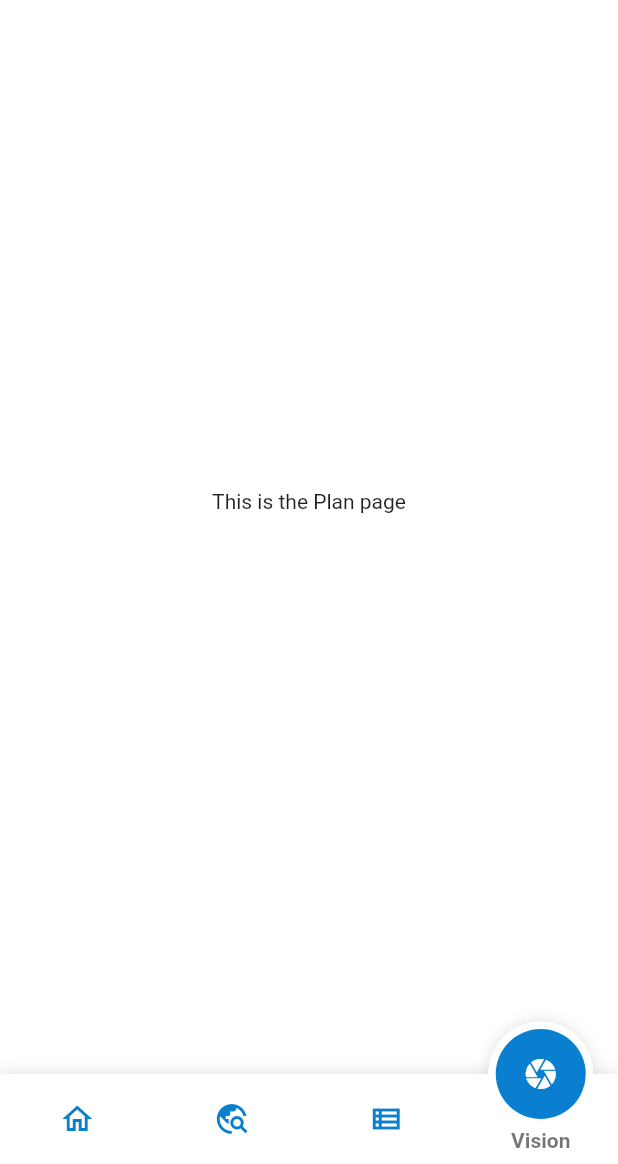
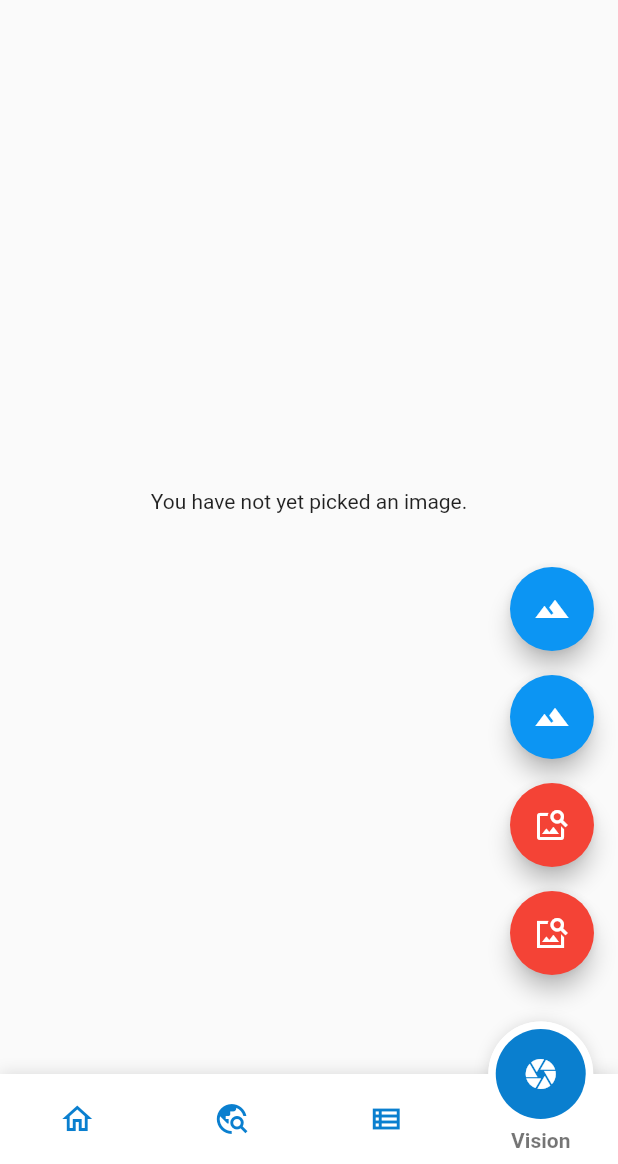
Before and after one commit to ycrao573/ar-tour-guide-fyp, a Flutter app: the screen it shows after launch, item 4 of the bottom bar chosen, on a phone screen of 412 x 824 dp, the part 72-1236 px from its top. Run offline on Flutter 3.47's test engine with Material 2 defaults, Android fonts, the phone set to English and light mode, and no system bars; drawn by our look-alikes of fancy_bottom_navigation; our stand-ins replace geolocator, googleapis_auth, image_picker, permission_handler, settings_ui, video_player and 1 more; missing offline and left inert: augmented_reality_plugin_wikitude, googleapis; generated files the repository leaves out were written again; network calls fail; project files that could hold a hidden picture were left out.

Commit message:
Implement vision and image picker page
- image picker page
- 4 trigger buttons for vision API
- return json for the result showing
- base64 image conversion
- async operations on processings

```diff
--- a/lib/l10n/app_en.arb
+++ b/lib/l10n/app_en.arb
@@ -15,5 +15,7 @@
     "drawer_share": "Share",
     "drawer_exit": "Exit",
     "drawer_fav": "Favorites",
-    "singapore": "Singapore"
+    "singapore": "Singapore",
+    "ar_object": "Object Detection",
+    "ar_poi": "Poi Experience"
 }
--- a/lib/l10n/app_zh.arb
+++ b/lib/l10n/app_zh.arb
@@ -9,5 +9,7 @@
     "drawer_share": "分享",
     "drawer_exit": "退出",
     "drawer_fav": "收藏",
-    "singapore": "新加坡"
+    "singapore": "新加坡",
+    "ar_object": "对象检测",
+    "ar_poi": "兴趣点体验"
 }
--- a/lib/pages/homePage.dart
+++ b/lib/pages/homePage.dart
@@ -10,6 +10,7 @@ import 'package:geolocator/geolocator.dart';
 import 'package:settings_ui/settings_ui.dart';
 import 'package:flutter_gen/gen_l10n/app_localizations.dart';
 import 'package:provider/provider.dart';
+import 'package:wikitude_flutter_app/pages/imagePickerPage.dart';
 import 'package:wikitude_flutter_app/pages/visionPage.dart';
 import 'package:wikitude_flutter_app/widgets/drawer.dart';
 import 'package:wikitude_flutter_app/widgets/languageDropdown.dart';
@@ -60,22 +61,21 @@ class _HomePageState extends State<HomePage> {
       bottomNavigationBar: FancyBottomNavigation(
         tabs: [
           TabData(
-              iconData: Icons.home_outlined,
-              title: AppLocalizations.of(context)!.menu_home,),
+            iconData: Icons.home_outlined,
+            title: AppLocalizations.of(context)!.menu_home,
+          ),
           TabData(
               iconData: Icons.travel_explore_sharp,
-              title: AppLocalizations.of(context)!.menu_explore,
-              onclick: () => Navigator.of(context)
-                  .push(MaterialPageRoute(builder: (context) => ArPage()))),
+              title: AppLocalizations.of(context)!.menu_explore),
           TabData(
               iconData: Icons.view_list_outlined,
               title: AppLocalizations.of(context)!.menu_plan),
-          TabData(
-              iconData: Icons.camera,
-              title: "Vision",onclick: () => Navigator.of(context)
-                  .push(MaterialPageRoute(builder: (context) => VisionPage()))),
+          TabData(iconData: Icons.camera, title: "Vision"
+              //,onclick: () => Navigator.of(context)
+              //     .push(MaterialPageRoute(builder: (context) => VisionPage()))
+              ),
         ],
-        initialSelection: 1,
+        initialSelection: 0,
         key: bottomNavigationKey,
         onTabChangedListener: (position) {
           setState(() {
@@ -98,19 +98,23 @@ class _HomePageState extends State<HomePage> {
           ],
         );
       case 1:
-        return Column(
-          mainAxisSize: MainAxisSize.min,
-          children: <Widget>[
-            Text("This is the search page"),
-          ],
-        );
-      default:
+        return ArPage();
+      case 2:
         return Column(
           mainAxisSize: MainAxisSize.min,
           children: <Widget>[
             Text("This is the Plan page"),
           ],
         );
+      case 3:
+        return ImagePickerPage(title: 'Image Picker Example');
+      default:
+        return Column(
+          mainAxisSize: MainAxisSize.min,
+          children: <Widget>[
+            Text("This is the Default page"),
+          ],
+        );
     }
   }
 }
--- /dev/null
+++ b/lib/pages/imagePickerPage.dart
@@ -0,0 +1,500 @@
+// Copyright 2013 The Flutter Authors. All rights reserved.
+// Use of this source code is governed by a BSD-style license that can be
+// found in the LICENSE file.
+
+// ignore_for_file: public_member_api_docs
+
+import 'dart:async';
+import 'dart:convert';
+import 'dart:io';
+
+import 'package:flutter/foundation.dart';
+import 'package:flutter/material.dart';
+import 'package:image_picker/image_picker.dart';
+import 'package:video_player/video_player.dart';
+import 'package:wikitude_flutter_app/pages/visionPage.dart';
+
+import 'recognize.dart';
+
+class ImagePickerPage extends StatefulWidget {
+  ImagePickerPage({Key? key, this.title}) : super(key: key);
+
+  final String? title;
+
+  @override
+  _ImagePickerPageState createState() => _ImagePickerPageState();
+}
+
+class _ImagePickerPageState extends State<ImagePickerPage> {
+  List<XFile>? _imageFileList;
+
+  set _imageFile(XFile? value) {
+    _imageFileList = value == null ? null : [value];
+  }
+
+  String _detectionType = "label";
+  dynamic _pickImageError;
+  bool isVideo = false;
+
+  VideoPlayerController? _controller;
+  VideoPlayerController? _toBeDisposed;
+  String? _retrieveDataError;
+
+  final ImagePicker _picker = ImagePicker();
+  final TextEditingController maxWidthController = TextEditingController();
+  final TextEditingController maxHeightController = TextEditingController();
+  final TextEditingController qualityController = TextEditingController();
+
+  Future<void> _playVideo(XFile? file) async {
+    if (file != null && mounted) {
+      await _disposeVideoController();
+      late VideoPlayerController controller;
+      if (kIsWeb) {
+        controller = VideoPlayerController.network(file.path);
+      } else {
+        controller = VideoPlayerController.file(File(file.path));
+      }
+      _controller = controller;
+      // In web, most browsers won't honor a programmatic call to .play
+      // if the video has a sound track (and is not muted).
+      // Mute the video so it auto-plays in web!
+      // This is not needed if the call to .play is the result of user
+      // interaction (clicking on a "play" button, for example).
+      final double volume = kIsWeb ? 0.0 : 1.0;
+      await controller.setVolume(volume);
+      await controller.initialize();
+      await controller.setLooping(true);
+      await controller.play();
+      setState(() {});
+    }
+  }
+
+  void _onImageButtonPressed(ImageSource source, String type,
+      {BuildContext? context, bool isMultiImage = false}) async {
+    if (_controller != null) {
+      await _controller!.setVolume(0.0);
+    }
+    if (isVideo) {
+      final XFile? file = await _picker.pickVideo(
+          source: source, maxDuration: const Duration(seconds: 10));
+      await _playVideo(file);
+    } else if (isMultiImage) {
+      // await _displayPickImageDialog(context!,
+      //     (double? maxWidth, double? maxHeight, int? quality) async {
+      //   try {
+      //     final pickedFileList = await _picker.pickMultiImage(
+      //       maxWidth: maxWidth,
+      //       maxHeight: maxHeight,
+      //       imageQuality: quality,
+      //     );
+      //     setState(() {
+      //       _imageFileList = pickedFileList;
+      //     });
+      //   } catch (e) {
+      //     setState(() {
+      //       _pickImageError = e;
+      //     });
+      //   }
+      // });
+    } else {
+      // await _displayPickImageDialog(context!,
+      //     (double? maxWidth, double? maxHeight, int? quality) async {
+      //   try {
+      final pickedFile = await _picker.pickImage(
+        source: source,
+        imageQuality: 25,
+        // maxWidth: maxWidth,
+        // maxHeight: maxHeight,
+        // imageQuality: quality,
+      );
+      final pickedType = type;
+      setState(() {
+        _imageFile = pickedFile;
+        _detectionType = pickedType;
+      });
+      //   } catch (e) {
+      //     setState(() {
+      //       _pickImageError = e;
+      //     });
+      //   }
+      // });
+    }
+  }
+
+  @override
+  void deactivate() {
+    if (_controller != null) {
+      _controller!.setVolume(0.0);
+      _controller!.pause();
+    }
+    super.deactivate();
+  }
+
+  @override
+  void dispose() {
+    _disposeVideoController();
+    maxWidthController.dispose();
+    maxHeightController.dispose();
+    qualityController.dispose();
+    super.dispose();
+  }
+
+  Future<void> _disposeVideoController() async {
+    if (_toBeDisposed != null) {
+      await _toBeDisposed!.dispose();
+    }
+    _toBeDisposed = _controller;
+    _controller = null;
+  }
+
+  // Widget _previewVideo() {
+  //   final Text? retrieveError = _getRetrieveErrorWidget();
+  //   if (retrieveError != null) {
+  //     return retrieveError;
+  //   }
+  //   if (_controller == null) {
+  //     return const Text(
+  //       'You have not yet picked a video',
+  //       textAlign: TextAlign.center,
+  //     );
+  //   }
+  //   return Padding(
+  //     padding: const EdgeInsets.all(10.0),
+  //     child: AspectRatioVideo(_controller),
+  //   );
+  // }
+
+  String toBase64(File file) {
+    return base64Encode(file.readAsBytesSync());
+  }
+
+  Widget _previewImages(String type) {
+    final Text? retrieveError = _getRetrieveErrorWidget();
+    if (retrieveError != null) {
+      return retrieveError;
+    }
+    if (_imageFileList != null) {
+      return Semantics(
+          child: ListView.builder(
+            key: UniqueKey(),
+            itemBuilder: (context, index) {
+              File inputImageFile = File(_imageFileList![index].path);
+              // RecognizeProvider _recognizeProvider = new RecognizeProvider();
+              String base64 = toBase64(inputImageFile);
+              // var guessedLabel = await _recognizeProvider
+              //     .searchWebImageBestGuessedLabel(base64)
+              //     .then((res) => res.label.toString());
+              // Why network for web?
+              // See https://pub.dev/packages/image_picker#getting-ready-for-the-web-platform
+              return VisionPage(base64: base64, type: type);
+
+              // Column(
+              //     mainAxisAlignment: MainAxisAlignment.center,
+              //     crossAxisAlignment: CrossAxisAlignment.center,
+              //     children: [
+              //       Semantics(
+              //         label: 'image_picker_example_picked_image',
+              //         child: kIsWeb
+              //             ? Image.network(_imageFileList![index].path)
+              //             : Image.file(File(_imageFileList![index].path)),
+              //       ),
+              //     ]);
+            },
+            itemCount: _imageFileList!.length,
+          ),
+          label: 'image_picker_example_picked_images');
+    } else if (_pickImageError != null) {
+      return Text(
+        'Pick image error: $_pickImageError',
+        textAlign: TextAlign.center,
+      );
+    } else {
+      return const Text(
+        'You have not yet picked an image.',
+        textAlign: TextAlign.center,
+      );
+    }
+  }
+
+  Widget _handlePreview(String type) {
+    // if (isVideo) {
+    //   return _previewVideo();
+    // } else {
+    return _previewImages(type);
+    // }
+  }
+
+  Future<void> retrieveLostData() async {
+    final LostDataResponse response = await _picker.retrieveLostData();
+    if (response.isEmpty) {
+      return;
+    }
+    if (response.file != null) {
+      if (response.type == RetrieveType.video) {
+        isVideo = true;
+        await _playVideo(response.file);
+      } else {
+        isVideo = false;
+        setState(() {
+          _imageFile = response.file;
+          _imageFileList = response.files;
+        });
+      }
+    } else {
+      _retrieveDataError = response.exception!.code;
+    }
+  }
+
+  @override
+  Widget build(BuildContext context) {
+    return Scaffold(
+      body: Center(
+        child: !kIsWeb && defaultTargetPlatform == TargetPlatform.android
+            ? FutureBuilder<void>(
+                future: retrieveLostData(),
+                builder: (BuildContext context, AsyncSnapshot<void> snapshot) {
+                  switch (snapshot.connectionState) {
+                    case ConnectionState.none:
+                    case ConnectionState.waiting:
+                      return const Text(
+                        'You have not yet picked an image.',
+                        textAlign: TextAlign.center,
+                      );
+                    case ConnectionState.done:
+                      return _handlePreview(_detectionType);
+                    default:
+                      if (snapshot.hasError) {
+                        return Text(
+                          'Pick image/video error: ${snapshot.error}}',
+                          textAlign: TextAlign.center,
+                        );
+                      } else {
+                        return const Text(
+                          'You have not yet picked an image.',
+                          textAlign: TextAlign.center,
+                        );
+                      }
+                  }
+                },
+              )
+            : _handlePreview(_detectionType),
+      ),
+      floatingActionButton: Column(
+        mainAxisAlignment: MainAxisAlignment.end,
+        children: <Widget>[
+          // Padding(
+          //   padding: const EdgeInsets.only(top: 16.0),
+          //   child: FloatingActionButton(
+          //     onPressed: () {
+          //       isVideo = false;
+          //       _onImageButtonPressed(
+          //         ImageSource.gallery,
+          //         context: context,
+          //         isMultiImage: true,
+          //       );
+          //     },
+          //     heroTag: 'image1',
+          //     tooltip: 'Pick Multiple Image from gallery',
+          //     child: const Icon(Icons.photo_library),
+          //   ),
+          // ),
+          Padding(
+            padding: const EdgeInsets.only(top: 16.0),
+            child: FloatingActionButton(
+              onPressed: () {
+                isVideo = false;
+                _onImageButtonPressed(ImageSource.camera, "landmark", context: context);
+              },
+              heroTag: 'image1',
+              tooltip: 'Take a Photo and do landmark detection',
+              child: const Icon(Icons.landscape_sharp),
+            ),
+          ),
+          Padding(
+            padding: const EdgeInsets.only(top: 16.0),
+            child: FloatingActionButton(
+              onPressed: () {
+                isVideo = false;
+                _onImageButtonPressed(ImageSource.gallery, "landmark", context: context);
+              },
+              heroTag: 'image2',
+              tooltip: 'Pick a Photo and do landmark detection',
+              child: const Icon(Icons.landscape),
+            ),
+          ),
+          Padding(
+            padding: const EdgeInsets.only(top: 16.0),
+            child: FloatingActionButton(
+              backgroundColor: Colors.red,
+              onPressed: () {
+                isVideo = false;
+                _onImageButtonPressed(ImageSource.camera, "web", context: context);
+              },
+              heroTag: 'image3',
+              tooltip: 'Take a Photo and do web detection',
+              child: const Icon(Icons.image_search),
+            ),
+          ),
+          Padding(
+            padding: const EdgeInsets.only(top: 16.0),
+            child: FloatingActionButton(
+              backgroundColor: Colors.red,
+              onPressed: () {
+                isVideo = false;
+                _onImageButtonPressed(ImageSource.gallery, "web", context: context);
+              },
+              heroTag: 'image4',
+              tooltip: 'Pick a Photo and do web detection',
+              child: const Icon(Icons.image_search_sharp),
+            ),
+          ),
+          SizedBox(height: 50.0)
+          // Padding(
+          //   padding: const EdgeInsets.only(top: 16.0),
+          //   child: FloatingActionButton(
+          //     backgroundColor: Colors.red,
+          //     onPressed: () {
+          //       isVideo = true;
+          //       _onImageButtonPressed(ImageSource.gallery);
+          //     },
+          //     heroTag: 'video0',
+          //     tooltip: 'Pick Video from gallery',
+          //     child: const Icon(Icons.video_library),
+          //   ),
+          // ),
+          // Padding(
+          //   padding: const EdgeInsets.only(top: 16.0),
+          //   child: FloatingActionButton(
+          //     backgroundColor: Colors.red,
+          //     onPressed: () {
+          //       isVideo = true;
+          //       _onImageButtonPressed(ImageSource.camera);
+          //     },
+          //     heroTag: 'video1',
+          //     tooltip: 'Take a Video',
+          //     child: const Icon(Icons.videocam),
+          //   ),
+          // ),
+        ],
+      ),
+    );
+  }
+
+  Text? _getRetrieveErrorWidget() {
+    if (_retrieveDataError != null) {
+      final Text result = Text(_retrieveDataError!);
+      _retrieveDataError = null;
+      return result;
+    }
+    return null;
+  }
+}
+//   Future<void> _displayPickImageDialog(
+//       BuildContext context, OnPickImageCallback onPick) async {
+//     return showDialog(
+//         context: context,
+//         builder: (context) {
+//           return AlertDialog(
+//             title: Text('Add optional parameters'),
+//             content: Column(
+//               // children: <Widget>[
+//               //   TextField(
+//               //     controller: maxWidthController,
+//               //     keyboardType: TextInputType.numberWithOptions(decimal: true),
+//               //     decoration:
+//               //         InputDecoration(hintText: "Enter maxWidth if desired"),
+//               //   ),
+//               //   TextField(
+//               //     controller: maxHeightController,
+//               //     keyboardType: TextInputType.numberWithOptions(decimal: true),
+//               //     decoration:
+//               //         InputDecoration(hintText: "Enter maxHeight if desired"),
+//               //   ),
+//               //   TextField(
+//               //     controller: qualityController,
+//               //     keyboardType: TextInputType.number,
+//               //     decoration:
+//               //         InputDecoration(hintText: "Enter quality if desired"),
+//               //   ),
+//               // ],
+//             ),
+//             actions: <Widget>[
+//               // TextButton(
+//               //   child: const Text('CANCEL'),
+//               //   onPressed: () {
+//               //     Navigator.of(context).pop();
+//               //   },
+//               // ),
+//               TextButton(
+//                   child: const Text('PICK'),
+//                   onPressed: () {
+//                     // double? width = maxWidthController.text.isNotEmpty
+//                     //     ? double.parse(maxWidthController.text)
+//                     //     : null;
+//                     // double? height = maxHeightController.text.isNotEmpty
+//                     //     ? double.parse(maxHeightController.text)
+//                     //     : null;
+//                     // int? quality = qualityController.text.isNotEmpty
+//                     //     ? int.parse(qualityController.text)
+//                     //     : null;
+//                     onPick(null, null, null);
+//                     Navigator.of(context).pop();
+//                   }),
+//             ],
+//           );
+//         });
+//   }
+// }
+
+// typedef void OnPickImageCallback(
+//     double? maxWidth, double? maxHeight, int? quality);
+
+// class AspectRatioVideo extends StatefulWidget {
+//   AspectRatioVideo(this.controller);
+
+//   final VideoPlayerController? controller;
+
+//   @override
+//   AspectRatioVideoState createState() => AspectRatioVideoState();
+// }
+
+// class AspectRatioVideoState extends State<AspectRatioVideo> {
+//   VideoPlayerController? get controller => widget.controller;
+//   bool initialized = false;
+
+//   void _onVideoControllerUpdate() {
+//     if (!mounted) {
+//       return;
+//     }
+//     if (initialized != controller!.value.isInitialized) {
+//       initialized = controller!.value.isInitialized;
+//       setState(() {});
+//     }
+//   }
+
+//   @override
+//   void initState() {
+//     super.initState();
+//     controller!.addListener(_onVideoControllerUpdate);
+//   }
+
+//   @override
+//   void dispose() {
+//     controller!.removeListener(_onVideoControllerUpdate);
+//     super.dispose();
+//   }
+
+//   @override
+//   Widget build(BuildContext context) {
+//     if (initialized) {
+//       return Center(
+//         child: AspectRatio(
+//           aspectRatio: controller!.value.aspectRatio,
+//           child: VideoPlayer(controller!),
+//         ),
+//       );
+//     } else {
+//       return Container();
+//     }
+//   }
+// }
--- a/pubspec.yaml
+++ b/pubspec.yaml
@@ -30,6 +30,8 @@ dependencies:
   provider: ^6.0.1
   googleapis_auth: ^1.2.0
   googleapis: ^6.0.0
+  image_picker: ^0.8.4+1
+  video_player: ^2.2.3
 
 dev_dependencies:
   flutter_test:
```
Also changed, not shown: lib/ar/arpage.dart (+5 -23 lines), lib/pages/recognize.dart (+94 -1 lines), lib/pages/visionPage.dart (+22 -5 lines), pubspec.lock.
